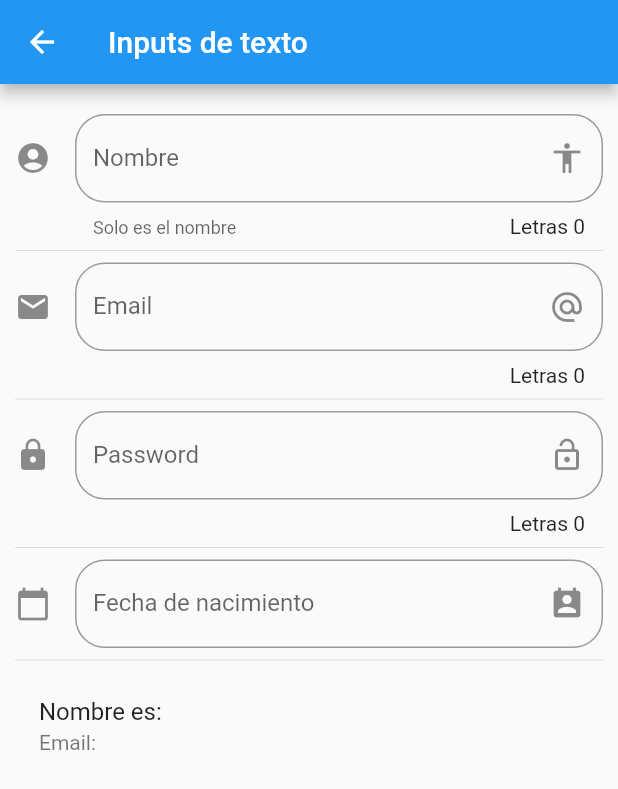
After one commit to edjavu/Flutter-projects, a Flutter app: the screen it shows after launch, after a tap on "Inputs", on a phone screen of 412 x 824 dp. The commit adds this screen. Shown: the top 789 px of the screen. Run offline on Flutter 3.47's test engine with Material 2 defaults, Android fonts, the phone set to English and light mode, and no system bars; network calls fail.

Commit message:
[UPD] Componentes mas, video82

```diff
--- a/componentes_flutter/data/menu_opts.json
+++ b/componentes_flutter/data/menu_opts.json
@@ -15,6 +15,16 @@
             "ruta" : "card",
             "icon" : "folder_open",
             "texto": "Cards - Tarjetas"
+        },
+        {
+            "ruta" : "animatedContainer",
+            "icon" : "donut_large",
+            "texto": "Animated Container"
+        },
+        {
+            "ruta" : "inputs",
+            "icon" : "input",
+            "texto": "Inputs"
         }
     ]
 }
--- a/componentes_flutter/lib/main.dart
+++ b/componentes_flutter/lib/main.dart
@@ -1,9 +1,9 @@
 //import 'package:componentes_flutter/src/pages/home_temp.dart';
-import 'package:componentes_flutter/src/pages/card_page.dart';
+
 import 'package:flutter/material.dart';
 
-import 'package:componentes_flutter/src/pages/alert_page.dart';
 import 'package:componentes_flutter/src/routes/routes.dart';
+import 'package:flutter_localizations/flutter_localizations.dart';
 void main() => runApp(MyApp());
 
 class MyApp extends StatelessWidget {
@@ -13,6 +13,14 @@ class MyApp extends StatelessWidget {
     return MaterialApp(
       title: 'Componentes App',
       debugShowCheckedModeBanner: false,
+      localizationsDelegates: const [
+        GlobalMaterialLocalizations.delegate,
+        GlobalWidgetsLocalizations.delegate
+      ],
+      supportedLocales: [
+        const Locale('en', 'US'),
+        const Locale('es', 'ES')
+      ],
       // home: HomePage()
       initialRoute: '/',
       routes: getApplicationRoutes(),
--- a/componentes_flutter/lib/src/pages/home_page.dart
+++ b/componentes_flutter/lib/src/pages/home_page.dart
@@ -1,7 +1,5 @@
 import 'package:componentes_flutter/src/providers/menu_provider.dart';
-import 'package:componentes_flutter/src/pages/alert_page.dart';
 import 'package:componentes_flutter/src/utils/icono_string_util.dart';
-import 'package:flutter/foundation.dart';
 import 'package:flutter/material.dart';
 
 class HomePage extends StatelessWidget {
@@ -10,7 +8,7 @@ class HomePage extends StatelessWidget {
   Widget build(BuildContext context) {
     return Scaffold(
       appBar: AppBar(
-        title: Text('Componentes'),
+        title: const Text('Componentes'),
       ),
       body: _list(),
     );
@@ -43,7 +41,7 @@ class HomePage extends StatelessWidget {
       final widgetTemp = ListTile(
         title: Text(opt['texto']),
         leading: getIcon(opt['icon']),
-        trailing: Icon(Icons.keyboard_arrow_right, color: Colors.blue),
+        trailing: const Icon(Icons.keyboard_arrow_right, color: Colors.blue),
         onTap: (){
           Navigator.pushNamed(context, opt['ruta']);
           // final route = MaterialPageRoute(
@@ -53,7 +51,7 @@ class HomePage extends StatelessWidget {
         }
       );
       opciones..add(widgetTemp)
-              ..add(Divider());
+              ..add(const Divider());
     });
     return opciones;
 
--- /dev/null
+++ b/componentes_flutter/lib/src/pages/input_page.dart
@@ -0,0 +1,153 @@
+import 'package:flutter/material.dart';
+
+class InputPage extends StatefulWidget {
+  // const InputPage({super.key});
+
+  @override
+  State<InputPage> createState() => _InputPageState();
+}
+
+class _InputPageState extends State<InputPage> {
+
+  String _nombre = '';
+  String _email = '';
+  String _fecha = '';
+
+  TextEditingController _inputFieldDateController = new TextEditingController();
+
+  @override
+  Widget build(BuildContext context) {
+    return Scaffold(
+      appBar: AppBar(
+        title: const Text('Inputs de texto'),
+      ),
+      body: ListView(
+        padding: const EdgeInsets.symmetric(horizontal: 10.0, vertical: 20.0),
+        children: <Widget>[
+          _crearInput(),
+          const Divider(),
+          _crearEmail(),
+          const Divider(),
+          _crearPassword(),
+          const Divider(),
+          _crearFecha(context),
+          const Divider(),
+          _crearPersona()
+        ],
+      ),
+    );
+  }
+
+  Widget _crearInput() {
+    return TextField(
+      // autofocus: true,
+      textCapitalization: TextCapitalization.sentences,
+      decoration: InputDecoration(
+        border: OutlineInputBorder(
+          borderRadius: BorderRadius.circular(20.0)
+        ),
+        counter: Text('Letras ${ _nombre.length }'),
+        hintText: 'Nombre de la persona',
+        labelText: 'Nombre',
+        helperText: 'Solo es el nombre',
+        suffixIcon: const Icon(Icons.accessibility),
+        icon: const Icon(Icons.account_circle)
+      ),
+      onChanged: (valor){
+        setState(() {
+          _nombre = valor;
+        });
+
+      },
+    );
+  }
+
+  Widget _crearEmail() {
+    return TextField(
+      keyboardType: TextInputType.emailAddress,
+      decoration: InputDecoration(
+        border: OutlineInputBorder(
+          borderRadius: BorderRadius.circular(20.0)
+        ),
+        counter: Text('Letras ${ _nombre.length }'),
+        hintText: 'Email',
+        labelText: 'Email',
+        suffixIcon: const Icon(Icons.alternate_email),
+        icon: const Icon(Icons.email)
+      ),
+      onChanged: (valor){
+        setState(() {
+          _email = valor;
+        });
+      },
+    );
+  }
+
+  Widget _crearPassword() {
+    return TextField(
+      obscureText: true,
+      decoration: InputDecoration(
+        border: OutlineInputBorder(
+          borderRadius: BorderRadius.circular(20.0)
+        ),
+        counter: Text('Letras ${ _nombre.length }'),
+        hintText: 'Password',
+        labelText: 'Password',
+        suffixIcon: const Icon(Icons.lock_open),
+        icon: const Icon(Icons.lock)
+      ),
+      onChanged: (valor){
+        setState(() {
+          _email = valor;
+        });
+      },
+    );
+  }
+
+  Widget _crearFecha(context) {
+    return TextField(
+      enableInteractiveSelection: false,
+      controller: _inputFieldDateController,
+      decoration: InputDecoration(
+        border: OutlineInputBorder(
+          borderRadius: BorderRadius.circular(20.0)
+        ),
+        hintText: 'Fecha de nacimiento',
+        labelText: 'Fecha de nacimiento',
+        suffixIcon: const Icon(Icons.perm_contact_calendar),
+        icon: const Icon(Icons.calendar_today)
+      ),
+      onTap: (){
+        FocusScope.of(context).requestFocus(new FocusNode());
+        _selectDate(context);
+      },
+    );
+  }
+
+  Widget _crearPersona() {
+    return ListTile(
+      title: Text('Nombre es: $_nombre'),
+      subtitle: Text('Email: $_email'),
+    );
+  }
+
+  _selectDate(BuildContext context) async {
+    DateTime? picked = await showDatePicker(
+      context: context,
+      initialDate: new DateTime.now(),
+      firstDate: new DateTime(2015),
+      lastDate: new DateTime(2025),
+      locale: Locale('es', 'ES')
+    );
+
+    if(picked != null){
+      setState(() {
+        _fecha = picked.toString();
+        _inputFieldDateController.text = _fecha;
+      });
+    }
+
+  }
+
+
+}
--- a/componentes_flutter/lib/src/routes/routes.dart
+++ b/componentes_flutter/lib/src/routes/routes.dart
@@ -1,9 +1,12 @@
-import 'package:componentes_flutter/src/pages/card_page.dart';
+
 import 'package:flutter/material.dart';
 
 import 'package:componentes_flutter/src/pages/alert_page.dart';
 import 'package:componentes_flutter/src/pages/avatar_page.dart';
 import 'package:componentes_flutter/src/pages/home_page.dart';
+import 'package:componentes_flutter/src/pages/animated_container.dart';
+import 'package:componentes_flutter/src/pages/card_page.dart';
+import 'package:componentes_flutter/src/pages/input_page.dart';
 
 Map<String, WidgetBuilder> getApplicationRoutes() {
 
@@ -12,6 +15,8 @@ Map<String, WidgetBuilder> getApplicationRoutes() {
     'alert': (BuildContext context) => AlertPage(),
     'avatar': (BuildContext context) => AvatarPage(),
     'card': (BuildContext context) => CardPage(),
+    'animatedContainer': (BuildContext context) => AnimatedContainerPage(),
+    'inputs': (BuildContext context) => InputPage()
   };
 
 }
--- a/componentes_flutter/lib/src/utils/icono_string_util.dart
+++ b/componentes_flutter/lib/src/utils/icono_string_util.dart
@@ -4,8 +4,9 @@ final _icons = <String, IconData>{
 
   'add_alert': Icons.add_alert,
   'accessibility': Icons.accessibility,
-  'folder_open': Icons.folder_open
-
+  'folder_open': Icons.folder_open,
+  'donut_large': Icons.donut_large,
+  'input': Icons.input
 };
 
 Icon getIcon(String nombreIcono){
--- a/componentes_flutter/pubspec.yaml
+++ b/componentes_flutter/pubspec.yaml
@@ -30,6 +30,9 @@ dependencies:
   flutter:
     sdk: flutter
 
+  flutter_localizations:
+    sdk: flutter
+
 
   # The following adds the Cupertino Icons font to your application.
   # Use with the CupertinoIcons class for iOS style icons.
@@ -60,7 +63,7 @@ flutter:
   # To add assets to your application, add an assets section, like this:
   assets:
     - data/menu_opts.json
-  #   - images/a_dot_ham.jpeg
+    - assets/
 
   # An image asset can refer to one or more resolution-specific "variants", see
   # https://flutter.dev/assets-and-images/#resolution-aware.
```
Also changed, not shown: componentes_flutter/lib/src/pages/alert_page.dart (+42 -0 lines), componentes_flutter/lib/src/pages/animated_container.dart (added, +60 -0 lines), componentes_flutter/lib/src/pages/avatar_page.dart (+26 -1 lines), componentes_flutter/lib/src/pages/card_page.dart (+51 -2 lines), componentes_flutter/assets/jar-loading.gif (added), componentes_flutter/pubspec.lock.
